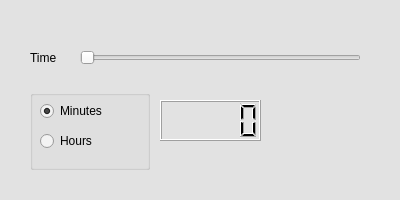
Qt form desginer/VentanaTools.ui (rodrigoCastroReyes/RSS-Reader) before a commit.
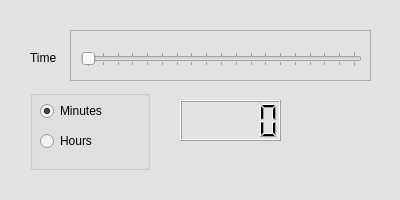
The same form after that commit.

Commit message: Mejorada interfaz de VentaTools con adaptacion de radioButtons

```diff
--- a/desginer/VentanaTools.ui
+++ b/desginer/VentanaTools.ui
@@ -108,23 +108,10 @@
     <string>Time</string>
    </property>
   </widget>
-  <widget class="QSlider" name="horizontalSlider">
-   <property name="geometry">
-    <rect>
-     <x>80</x>
-     <y>50</y>
-     <width>281</width>
-     <height>16</height>
-    </rect>
-   </property>
-   <property name="orientation">
-    <enum>Qt::Horizontal</enum>
-   </property>
-  </widget>
   <widget class="QLCDNumber" name="lcdNumber">
    <property name="geometry">
     <rect>
-     <x>160</x>
+     <x>180</x>
      <y>100</y>
      <width>101</width>
      <height>41</height>
@@ -189,6 +176,94 @@
     </property>
    </widget>
   </widget>
+  <widget class="QStackedWidget" name="stackedWidget">
+   <property name="enabled">
+    <bool>true</bool>
+   </property>
+   <property name="geometry">
+    <rect>
+     <x>70</x>
+     <y>30</y>
+     <width>301</width>
+     <height>51</height>
+    </rect>
+   </property>
+   <property name="focusPolicy">
+    <enum>Qt::StrongFocus</enum>
+   </property>
+   <property name="acceptDrops">
+    <bool>false</bool>
+   </property>
+   <property name="layoutDirection">
+    <enum>Qt::LeftToRight</enum>
+   </property>
+   <property name="frameShape">
+    <enum>QFrame::StyledPanel</enum>
+   </property>
+   <property name="frameShadow">
+    <enum>QFrame::Plain</enum>
+   </property>
+   <property name="currentIndex">
+    <number>0</number>
+   </property>
+   <widget class="QWidget" name="page">
+    <widget class="QSlider" name="horizontalSlider">
+     <property name="geometry">
+      <rect>
+       <x>10</x>
+       <y>20</y>
+       <width>281</width>
+       <height>16</height>
+      </rect>
+     </property>
+     <property name="maximum">
+      <number>180</number>
+     </property>
+     <property name="pageStep">
+      <number>5</number>
+     </property>
+     <property name="orientation">
+      <enum>Qt::Horizontal</enum>
+     </property>
+     <property name="tickPosition">
+      <enum>QSlider::TicksBothSides</enum>
+     </property>
+     <property name="tickInterval">
+      <number>10</number>
+     </property>
+    </widget>
+    <zorder>horizontalSlider</zorder>
+    <zorder>gridLayoutWidget</zorder>
+    <zorder>label</zorder>
+   </widget>
+   <widget class="QWidget" name="page_2">
+    <widget class="QSlider" name="horizontalSlider_2">
+     <property name="geometry">
+      <rect>
+       <x>10</x>
+       <y>20</y>
+       <width>281</width>
+       <height>16</height>
+      </rect>
+     </property>
+     <property name="maximum">
+      <number>24</number>
+     </property>
+     <property name="orientation">
+      <enum>Qt::Horizontal</enum>
+     </property>
+     <property name="invertedControls">
+      <bool>false</bool>
+     </property>
+     <property name="tickPosition">
+      <enum>QSlider::TicksBothSides</enum>
+     </property>
+     <property name="tickInterval">
+      <number>1</number>
+     </property>
+    </widget>
+   </widget>
+  </widget>
  </widget>
  <resources/>
  <connections/>
```
Left out of the diff: 39 changed lines with no effect on the pictures. The commit also changes 6 other files.
